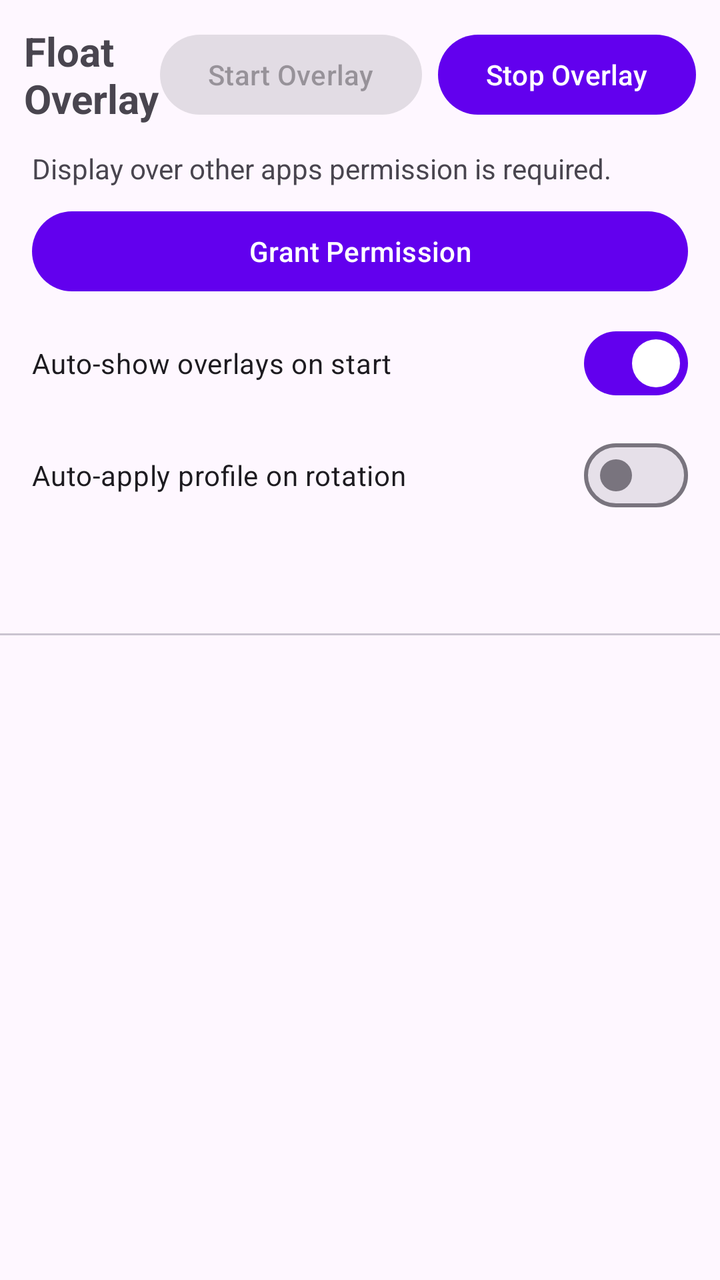
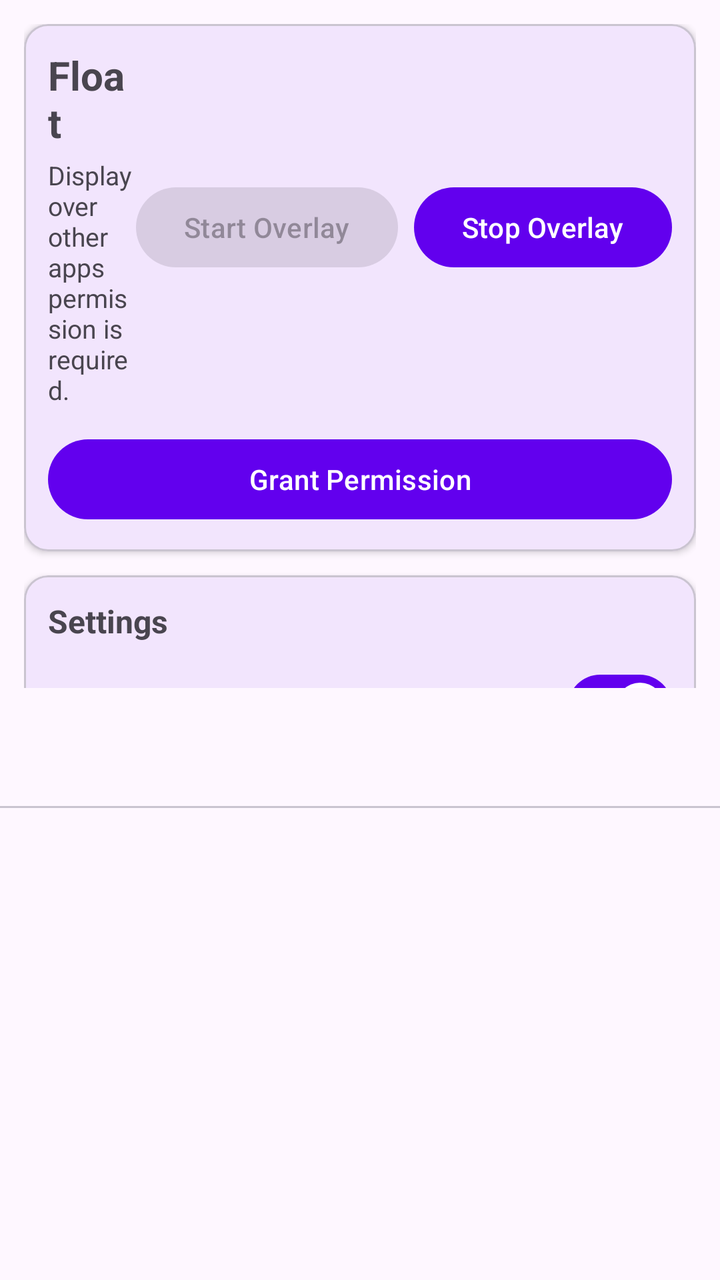

An Android layout rendered at two revisions. The XML below is the earlier revision; the diff shows what the commit changed to produce the second picture.
<!-- AndroidManifest.xml: application theme Theme.FloatOverlay -->
<!-- res/layout/activity_main.xml -->
<?xml version="1.0" encoding="utf-8"?>
<LinearLayout xmlns:android="http://schemas.android.com/apk/res/android"
    xmlns:app="http://schemas.android.com/apk/res-auto"
    android:layout_width="match_parent"
    android:layout_height="match_parent"
    android:orientation="vertical">

    <LinearLayout
        android:layout_width="match_parent"
        android:layout_height="wrap_content"
        android:gravity="center_vertical"
        android:orientation="horizontal"
        android:padding="12dp">

        <TextView
            android:layout_width="0dp"
            android:layout_height="wrap_content"
            android:layout_weight="1"
            android:text="Float Overlay"
            android:textSize="20sp"
            android:textStyle="bold" />

        <Button
            android:id="@+id/startOverlayButton"
            android:layout_width="wrap_content"
            android:layout_height="wrap_content"
            android:layout_marginEnd="8dp"
            android:enabled="false"
            android:text="@string/start_overlay" />

        <Button
            android:id="@+id/stopOverlayButton"
            android:layout_width="wrap_content"
            android:layout_height="wrap_content"
            android:text="@string/stop_overlay" />

    </LinearLayout>

    <TextView
        android:id="@+id/permissionStatus"
        android:layout_width="match_parent"
        android:layout_height="wrap_content"
        android:paddingHorizontal="16dp"
        android:paddingBottom="8dp"
        android:text="@string/overlay_permission_required" />

    <Button
        android:id="@+id/grantPermissionButton"
        android:layout_width="match_parent"
        android:layout_height="wrap_content"
        android:layout_marginHorizontal="16dp"
        android:layout_marginBottom="8dp"
        android:text="@string/grant_permission" />

    <com.google.android.material.materialswitch.MaterialSwitch
        android:id="@+id/autoShowSwitch"
        android:layout_width="match_parent"
        android:layout_height="wrap_content"
        android:layout_marginHorizontal="16dp"
        android:layout_marginBottom="8dp"
        android:checked="true"
        android:text="Auto-show overlays on start" />

    <com.google.android.material.materialswitch.MaterialSwitch
        android:id="@+id/autoApplyProfileSwitch"
        android:layout_width="match_parent"
        android:layout_height="wrap_content"
        android:layout_marginHorizontal="16dp"
        android:layout_marginBottom="8dp"
        android:checked="false"
        android:text="Auto-apply profile on rotation" />

    <com.google.android.material.tabs.TabLayout
        android:id="@+id/tabLayout"
        android:layout_width="match_parent"
        android:layout_height="wrap_content"
        app:tabGravity="fill"
        app:tabMode="fixed" />

    <androidx.viewpager2.widget.ViewPager2
        android:id="@+id/viewPager"
        android:layout_width="match_parent"
        android:layout_height="0dp"
        android:layout_weight="1" />

</LinearLayout>
<!-- resources referenced by this layout -->
<resources>
  <string name="grant_permission">Grant Permission</string>
  <string name="overlay_permission_required">Display over other apps permission is required.</string>
  <string name="start_overlay">Start Overlay</string>
  <string name="stop_overlay">Stop Overlay</string>
  <style name="Theme.FloatOverlay" parent="Theme.Material3.DayNight.NoActionBar">
          <item name="colorPrimary">@color/purple_500</item>
          <item name="colorPrimaryVariant">@color/purple_700</item>
          <item name="colorOnPrimary">@color/white</item>
          <item name="colorSecondary">@color/teal_200</item>
          <item name="colorSecondaryVariant">@color/teal_700</item>
          <item name="android:statusBarColor">@color/purple_700</item>
      </style>
  <color name="purple_500">#FF6200EE</color>
  <color name="purple_700">#FF3700B3</color>
  <color name="white">#FFFFFFFF</color>
  <color name="teal_200">#FF03DAC5</color>
  <color name="teal_700">#FF018786</color>
</resources>

<!-- the commit's change to res/layout/activity_main.xml (unified diff, before → after) -->
@@ -1,86 +1,160 @@
 <?xml version="1.0" encoding="utf-8"?>
-<LinearLayout xmlns:android="http://schemas.android.com/apk/res/android"
+<androidx.constraintlayout.widget.ConstraintLayout xmlns:android="http://schemas.android.com/apk/res/android"
     xmlns:app="http://schemas.android.com/apk/res-auto"
     android:layout_width="match_parent"
     android:layout_height="match_parent"
-    android:orientation="vertical">
+    android:background="?android:attr/colorBackground">
 
-    <LinearLayout
-        android:layout_width="match_parent"
+    <androidx.core.widget.NestedScrollView
+        android:id="@+id/controlScrollView"
+        android:layout_width="0dp"
         android:layout_height="wrap_content"
-        android:gravity="center_vertical"
+        android:layout_marginBottom="8dp"
+        android:fillViewport="false"
+        app:layout_constrainedHeight="true"
+        app:layout_constraintBottom_toTopOf="@id/guideline"
+        app:layout_constraintEnd_toEndOf="parent"
+        app:layout_constraintStart_toStartOf="parent"
+        app:layout_constraintTop_toTopOf="parent">
+
+        <LinearLayout
+            android:layout_width="match_parent"
+            android:layout_height="wrap_content"
+            android:orientation="vertical"
+            android:padding="12dp">
+
+            <com.google.android.material.card.MaterialCardView
+                android:layout_width="match_parent"
+                android:layout_height="wrap_content"
+                android:layout_marginBottom="12dp"
+                app:cardCornerRadius="12dp"
+                app:cardElevation="2dp"
+                app:contentPadding="12dp">
+
+                <LinearLayout
+                    android:layout_width="match_parent"
+                    android:layout_height="wrap_content"
+                    android:orientation="vertical">
+
+                    <LinearLayout
+                        android:layout_width="match_parent"
+                        android:layout_height="wrap_content"
+                        android:gravity="center_vertical"
+                        android:orientation="horizontal">
+
+                        <LinearLayout
+                            android:layout_width="0dp"
+                            android:layout_height="wrap_content"
+                            android:layout_weight="1"
+                            android:orientation="vertical">
+
+                            <TextView
+                                android:layout_width="wrap_content"
+                                android:layout_height="wrap_content"
+                                android:text="Float"
+                                android:textSize="20sp"
+                                android:textStyle="bold" />
+
+                            <TextView
+                                android:id="@+id/permissionStatus"
+                                android:layout_width="wrap_content"
+                                android:layout_height="wrap_content"
+                                android:layout_marginTop="4dp"
+                                android:text="@string/overlay_permission_required"
+                                android:textSize="13sp" />
+                        </LinearLayout>
+
+                        <Button
+                            android:id="@+id/startOverlayButton"
+                            android:layout_width="wrap_content"
+                            android:layout_height="wrap_content"
+                            android:layout_marginEnd="8dp"
+                            android:enabled="false"
+                            android:text="@string/start_overlay" />
+
+                        <Button
+                            android:id="@+id/stopOverlayButton"
+                            android:layout_width="wrap_content"
+                            android:layout_height="wrap_content"
+                            android:text="@string/stop_overlay" />
+
+                    </LinearLayout>
+
+                    <Button
+                        android:id="@+id/grantPermissionButton"
+                        android:layout_width="match_parent"
+                        android:layout_height="wrap_content"
+                        android:layout_marginTop="12dp"
+                        android:text="@string/grant_permission" />
+
+                </LinearLayout>
+
+            </com.google.android.material.card.MaterialCardView>
+
+            <com.google.android.material.card.MaterialCardView
+                android:layout_width="match_parent"
+                android:layout_height="wrap_content"
+                app:cardCornerRadius="12dp"
+                app:cardElevation="2dp"
+                app:contentPadding="12dp">
+
+                <LinearLayout
+                    android:layout_width="match_parent"
+                    android:layout_height="wrap_content"
+                    android:orientation="vertical">
+
+                    <TextView
+                        android:layout_width="wrap_content"
+                        android:layout_height="wrap_content"
+                        android:layout_marginBottom="8dp"
+                        android:text="Settings"
+                        android:textSize="16sp"
+                        android:textStyle="bold" />
+
+                    <com.google.android.material.materialswitch.MaterialSwitch
+                        android:id="@+id/autoShowSwitch"
+                        android:layout_width="match_parent"
+                        android:layout_height="wrap_content"
+                        android:checked="true"
+                        android:text="Auto-show overlays on start" />
+
+                    <com.google.android.material.materialswitch.MaterialSwitch
+                        android:id="@+id/autoApplyProfileSwitch"
+                        android:layout_width="match_parent"
+                        android:layout_height="wrap_content"
+                        android:checked="false"
+                        android:text="Auto-apply profile on rotation" />
+                </LinearLayout>
+            </com.google.android.material.card.MaterialCardView>
+        </LinearLayout>
+    </androidx.core.widget.NestedScrollView>
+
+    <androidx.constraintlayout.widget.Guideline
+        android:id="@+id/guideline"
+        android:layout_width="wrap_content"
+        android:layout_height="wrap_content"
         android:orientation="horizontal"
-        android:padding="12dp">
-
-        <TextView
-            android:layout_width="0dp"
-            android:layout_height="wrap_content"
-            android:layout_weight="1"
-            android:text="Float Overlay"
-            android:textSize="20sp"
-            android:textStyle="bold" />
-
-        <Button
-            android:id="@+id/startOverlayButton"
-            android:layout_width="wrap_content"
-            android:layout_height="wrap_content"
-            android:layout_marginEnd="8dp"
-            android:enabled="false"
-            android:text="@string/start_overlay" />
-
-        <Button
-            android:id="@+id/stopOverlayButton"
-            android:layout_width="wrap_content"
-            android:layout_height="wrap_content"
-            android:text="@string/stop_overlay" />
-
-    </LinearLayout>
-
-    <TextView
-        android:id="@+id/permissionStatus"
-        android:layout_width="match_parent"
-        android:layout_height="wrap_content"
-        android:paddingHorizontal="16dp"
-        android:paddingBottom="8dp"
-        android:text="@string/overlay_permission_required" />
-
-    <Button
-        android:id="@+id/grantPermissionButton"
-        android:layout_width="match_parent"
-        android:layout_height="wrap_content"
-        android:layout_marginHorizontal="16dp"
-        android:layout_marginBottom="8dp"
-        android:text="@string/grant_permission" />
-
-    <com.google.android.material.materialswitch.MaterialSwitch
-        android:id="@+id/autoShowSwitch"
-        android:layout_width="match_parent"
-        android:layout_height="wrap_content"
-        android:layout_marginHorizontal="16dp"
-        android:layout_marginBottom="8dp"
-        android:checked="true"
-        android:text="Auto-show overlays on start" />
-
-    <com.google.android.material.materialswitch.MaterialSwitch
-        android:id="@+id/autoApplyProfileSwitch"
-        android:layout_width="match_parent"
-        android:layout_height="wrap_content"
-        android:layout_marginHorizontal="16dp"
-        android:layout_marginBottom="8dp"
-        android:checked="false"
-        android:text="Auto-apply profile on rotation" />
+        app:layout_constraintGuide_percent="0.55" />
 
     <com.google.android.material.tabs.TabLayout
         android:id="@+id/tabLayout"
-        android:layout_width="match_parent"
+        android:layout_width="0dp"
         android:layout_height="wrap_content"
+        android:layout_marginTop="4dp"
+        app:layout_constraintBottom_toTopOf="@id/viewPager"
+        app:layout_constraintEnd_toEndOf="parent"
+        app:layout_constraintStart_toStartOf="parent"
+        app:layout_constraintTop_toBottomOf="@id/guideline"
         app:tabGravity="fill"
         app:tabMode="fixed" />
 
     <androidx.viewpager2.widget.ViewPager2
         android:id="@+id/viewPager"
-        android:layout_width="match_parent"
+        android:layout_width="0dp"
         android:layout_height="0dp"
-        android:layout_weight="1" />
+        app:layout_constraintBottom_toBottomOf="parent"
+        app:layout_constraintEnd_toEndOf="parent"
+        app:layout_constraintStart_toStartOf="parent"
+        app:layout_constraintTop_toBottomOf="@id/tabLayout" />
 
-</LinearLayout>
+</androidx.constraintlayout.widget.ConstraintLayout>
